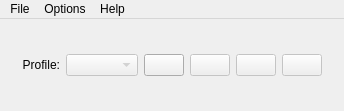
This is MouseSetter/mainwindow.ui in codec-abc/QtMouseSetter as Qt 5 draws it before an edit. The edited form follows.
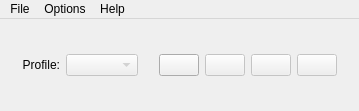
This is the edited form. Icons and pictures are not drawn.

Diff of the .ui file:
```diff
--- a/MouseSetter/mainwindow.ui
+++ b/MouseSetter/mainwindow.ui
@@ -6,7 +6,7 @@
    <rect>
     <x>0</x>
     <y>0</y>
-    <width>332</width>
+    <width>359</width>
     <height>111</height>
    </rect>
   </property>
@@ -210,7 +210,7 @@
     <rect>
      <x>0</x>
      <y>0</y>
-     <width>332</width>
+     <width>359</width>
      <height>21</height>
     </rect>
    </property>
```
Left out of the diff: 3 changed lines with no effect on the pictures.
